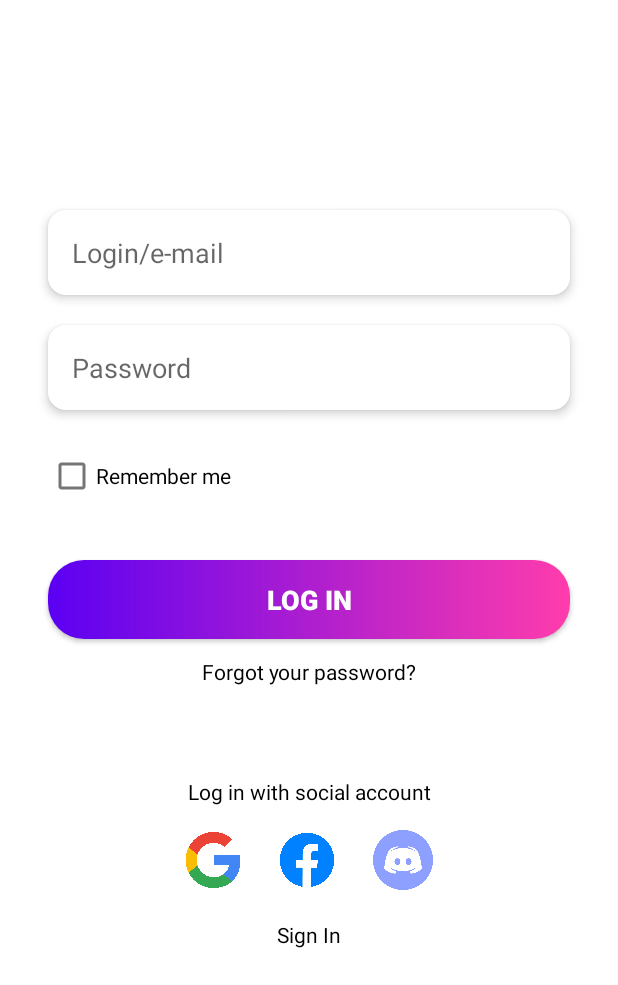
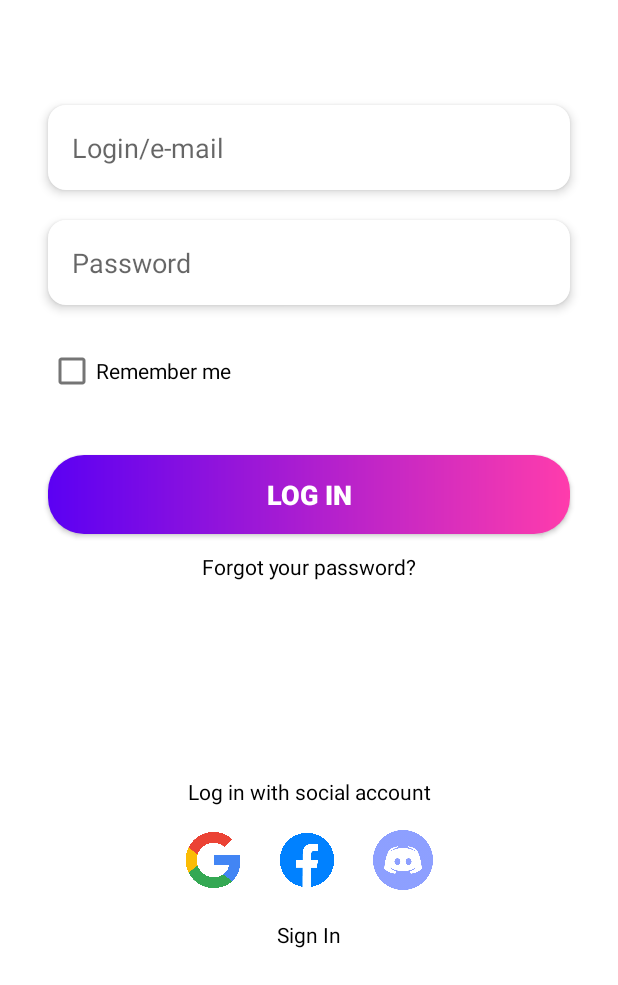
Before and after one commit to Exclypsy/moneytrack, an Android app: the screen it shows after launch (MainActivity), on a phone screen of 412 x 824 dp, the part 251-1236 px from its top. Run offline under Robolectric (Android 15) with nearby library versions, the phone set to English and light mode, and no system bars; our stand-ins replace Firebase (no records; nobody signed in at launch, a user with empty details on screens opened directly).

Commit message:
odstranenie action baru pri dark mode

```diff
--- a/app/src/main/res/layout/activity_main.xml
+++ b/app/src/main/res/layout/activity_main.xml
@@ -26,7 +26,7 @@
         android:layout_width="0dp"
         android:layout_height="wrap_content"
         android:layout_marginHorizontal="32dp"
-        android:layout_marginTop="140dp"
+        android:layout_marginTop="70dp"
         android:background="@drawable/edittext_background"
         android:elevation="4dp"
         android:hint="Login/e-mail"
--- a/app/src/main/res/values-night/themes.xml
+++ b/app/src/main/res/values-night/themes.xml
@@ -1,6 +1,6 @@
 <resources xmlns:tools="http://schemas.android.com/tools">
     <!-- Base application theme. -->
-    <style name="Theme.Moneytrack" parent="Theme.MaterialComponents.DayNight.DarkActionBar">
+    <style name="Theme.Moneytrack" parent="Theme.MaterialComponents.DayNight.NoActionBar">
         <!-- Primary brand color. -->
         <item name="colorPrimary">@color/purple_200</item>
         <item name="colorPrimaryVariant">@color/purple_700</item>
```
